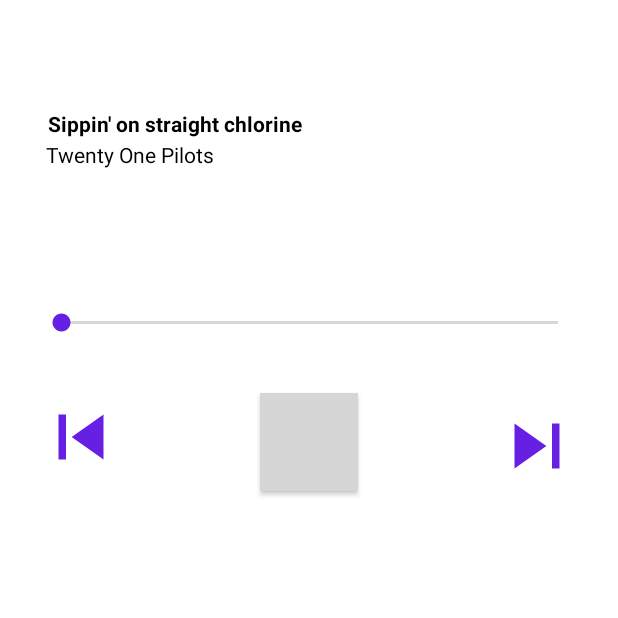
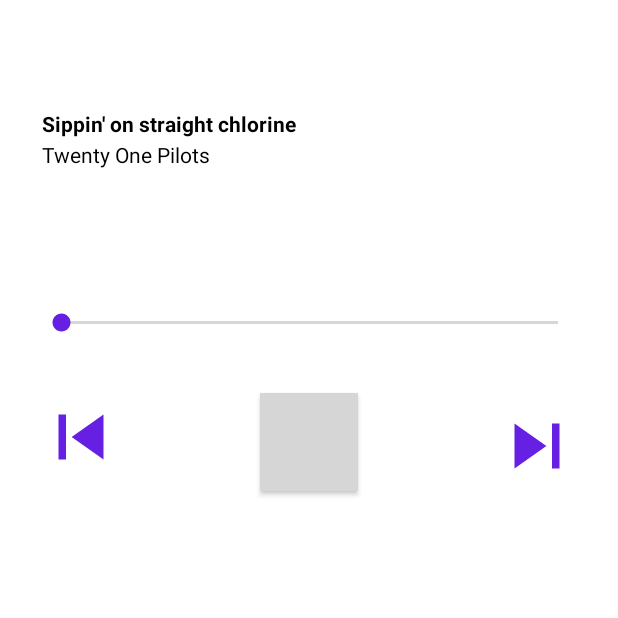
Before and after one commit to sharon1160/MusicPie2, an Android app: the PlayerFragment screen opened through its navigation route, on a phone screen of 412 x 824 dp, the part 618-1236 px from its top. Run offline under Robolectric (Android 15) with nearby library versions, the phone set to English and light mode, and no system bars; 4 statements that could not run were skipped; grey boxes are pictures that could not be loaded.

Commit message:
style: change text views margin

```diff
--- a/app/src/main/res/layout/fragment_player.xml
+++ b/app/src/main/res/layout/fragment_player.xml
@@ -64,10 +64,12 @@
         app:layout_constraintVertical_bias="0.759" />
 
     <TextView
-        android:id="@+id/song_title"
-        android:layout_width="wrap_content"
+        android:id="@+id/title"
+        android:layout_width="match_parent"
         android:layout_height="wrap_content"
         android:layout_marginTop="12dp"
+        android:layout_marginStart="28dp"
+        android:layout_marginEnd="28dp"
         android:text="Sippin' on straight chlorine"
         android:textAlignment="textStart"
         android:textColor="@color/black"
@@ -81,10 +83,12 @@
 
     <TextView
         android:id="@+id/artist"
-        android:layout_width="wrap_content"
+        android:layout_width="match_parent"
         android:layout_height="wrap_content"
         android:layout_marginTop="1dp"
         android:layout_marginBottom="2dp"
+        android:layout_marginStart="28dp"
+        android:layout_marginEnd="28dp"
         android:text="Twenty One Pilots"
         android:textAlignment="viewStart"
         android:textColor="@color/black"
@@ -92,7 +96,7 @@
         app:layout_constraintEnd_toEndOf="parent"
         app:layout_constraintHorizontal_bias="0.102"
         app:layout_constraintStart_toStartOf="parent"
-        app:layout_constraintTop_toBottomOf="@+id/song_title"
+        app:layout_constraintTop_toBottomOf="@+id/title"
         app:layout_constraintVertical_bias="0.0" />
 
     <SeekBar
```
